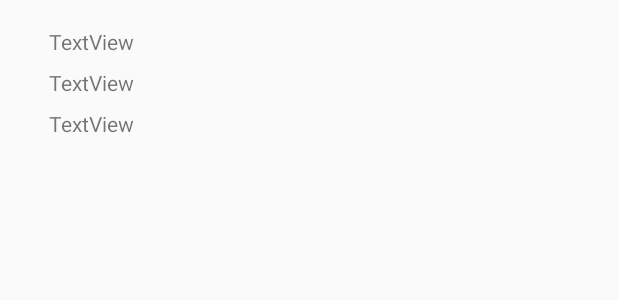
After one commit to arquitecturas-moviles-2019/cursos-app, an Android app: the layout adapt_curse_list_activity.xml on its own in the app's theme, with its tools: preview values and no code run, on a phone screen of 412 x 824 dp. The commit adds this screen. Shown: the top 300 px of the screen. Run offline under Robolectric (Android 15) with nearby library versions, the phone set to English and light mode, and no system bars.

```diff
--- a/app/build.gradle
+++ b/app/build.gradle
@@ -25,4 +25,5 @@ dependencies {
     testImplementation 'junit:junit:4.12'
     androidTestImplementation 'com.android.support.test:runner:1.0.2'
     androidTestImplementation 'com.android.support.test.espresso:espresso-core:3.0.2'
+    implementation 'com.android.support.constraint:constraint-layout:1.1.3'
 }
--- /dev/null
+++ b/app/src/main/res/layout/adapt_curse_list_activity.xml
@@ -0,0 +1,67 @@
+<?xml version="1.0" encoding="utf-8"?>
+<android.support.constraint.ConstraintLayout xmlns:android="http://schemas.android.com/apk/res/android"
+    xmlns:app="http://schemas.android.com/apk/res-auto"
+    xmlns:tools="http://schemas.android.com/tools"
+    android:id="@+id/constraintLayout"
+    android:layout_width="match_parent"
+    android:layout_height="match_parent"
+    android:orientation="vertical">
+
+    <android.support.constraint.Guideline
+        android:id="@+id/guideline"
+        android:layout_width="wrap_content"
+        android:layout_height="wrap_content"
+        android:orientation="horizontal"
+        app:layout_constraintGuide_begin="10dp" />
+
+    <android.support.constraint.Guideline
+        android:id="@+id/guideline2"
+        android:layout_width="wrap_content"
+        android:layout_height="wrap_content"
+        android:orientation="horizontal"
+        app:layout_constraintGuide_begin="110dp" />
+
+    <android.support.constraint.Guideline
+        android:id="@+id/guideline3"
+        android:layout_width="wrap_content"
+        android:layout_height="wrap_content"
+        android:orientation="vertical"
+        app:layout_constraintGuide_begin="25dp" />
+
+    <android.support.constraint.Guideline
+        android:id="@+id/guideline4"
+        android:layout_width="wrap_content"
+        android:layout_height="wrap_content"
+        android:orientation="vertical"
+        app:layout_constraintGuide_begin="270dp" />
+
+    <TextView
+        android:id="@+id/tv_tituloAdaptadorCurso"
+        android:layout_width="wrap_content"
+        android:layout_height="wrap_content"
+        android:layout_marginStart="8dp"
+        android:layout_marginTop="8dp"
+        android:text="TextView"
+        app:layout_constraintStart_toStartOf="@+id/guideline3"
+        app:layout_constraintTop_toTopOf="@+id/guideline" />
+
+    <TextView
+        android:id="@+id/tv_AdaptadorCursoFechaHora"
+        android:layout_width="wrap_content"
+        android:layout_height="wrap_content"
+        android:layout_marginStart="8dp"
+        android:layout_marginTop="8dp"
+        android:text="TextView"
+        app:layout_constraintStart_toStartOf="@+id/guideline3"
+        app:layout_constraintTop_toBottomOf="@+id/tv_tituloAdaptadorCurso" />
+
+    <TextView
+        android:id="@+id/tv_adaptadorCursoLugar"
+        android:layout_width="wrap_content"
+        android:layout_height="wrap_content"
+        android:layout_marginStart="8dp"
+        android:layout_marginTop="8dp"
+        android:text="TextView"
+        app:layout_constraintStart_toStartOf="@+id/guideline3"
+        app:layout_constraintTop_toBottomOf="@+id/tv_AdaptadorCursoFechaHora" />
+</android.support.constraint.ConstraintLayout>
```
Also changed, not shown: app/src/main/java/com/arquitecturasmoviles/asado/AdaptCurseListActivity.java (added, +60 -0 lines), app/src/main/java/com/arquitecturasmoviles/asado/CursosActivity.java (added, +66 -0 lines), app/src/main/res/layout/content_cursos.xml (+8 -4 lines).
